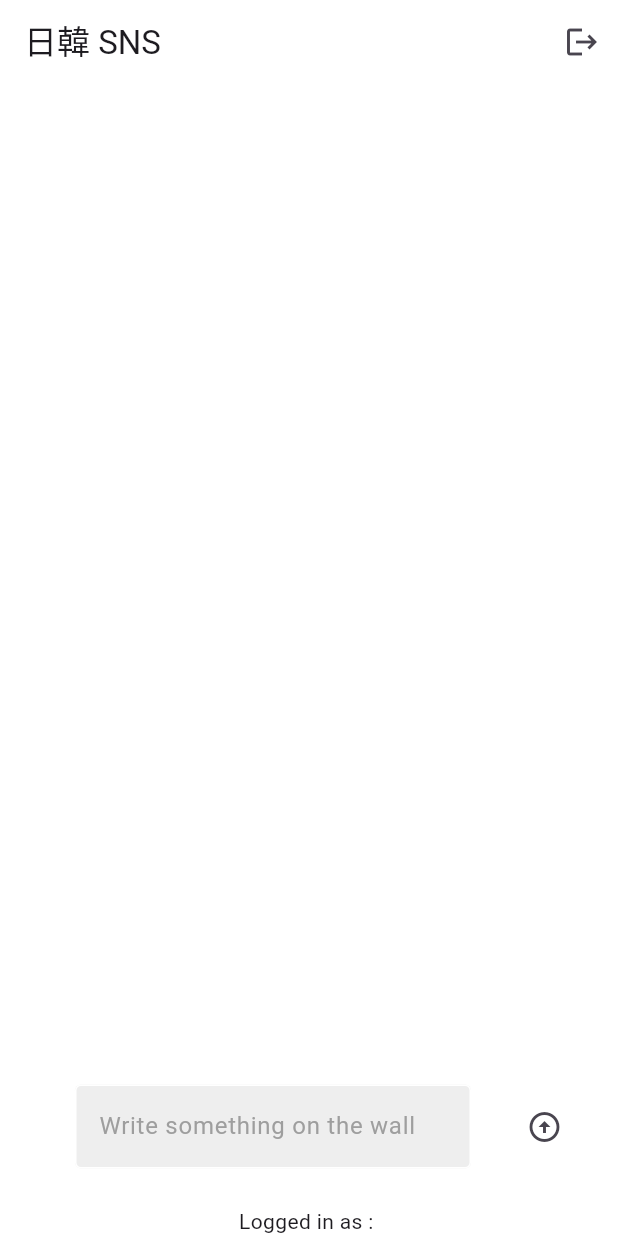
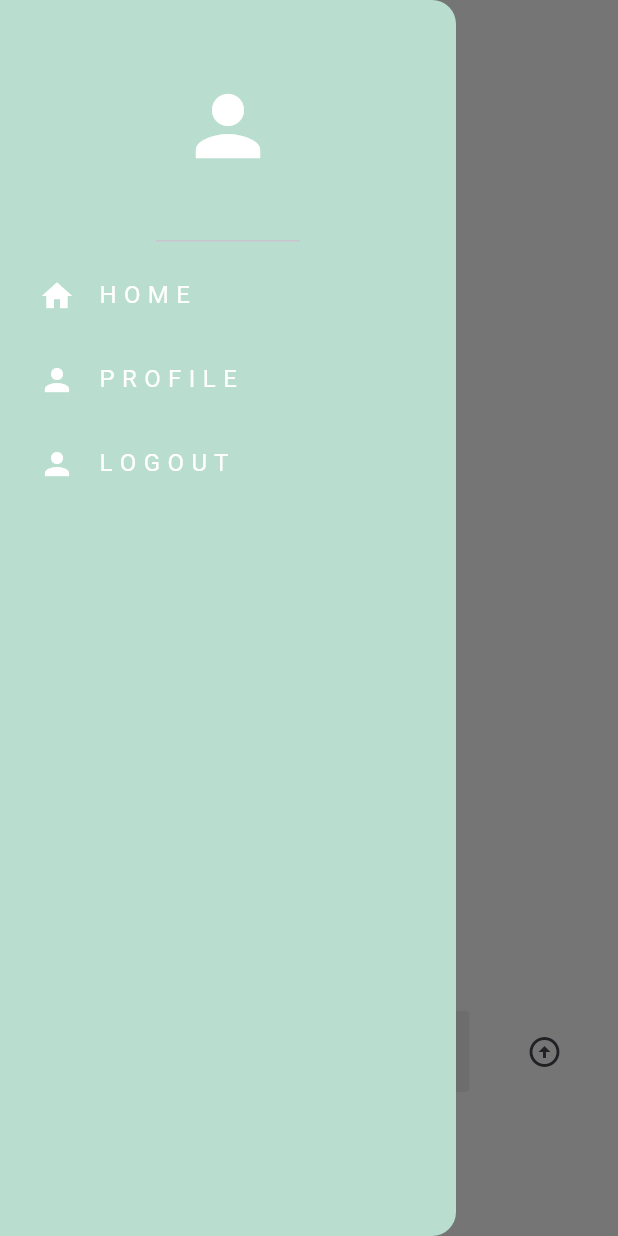
Before and after one commit to realYungi/Flutter_SNS_Mobile_App, a Flutter app: the screen it shows once a user with an empty profile is signed in, with the side drawer open (before the commit the screen has no drawer), on a phone screen of 412 x 824 dp. Run offline on Flutter 3.47's test engine with Material 3 defaults, Android fonts, the phone set to English and light mode, and no system bars; our stand-ins replace cloud_firestore, firebase_auth, firebase_core; accounts and stored records are empty.

Commit message:
Created a drawer where users can check their profile, and log out

```diff
--- /dev/null
+++ b/lib/components/drawer.dart
@@ -0,0 +1,74 @@
+import 'package:flutter/material.dart';
+import 'package:uridachi/components/my_list_tile.dart';
+
+class MyDrawer extends StatelessWidget {
+
+  final void Function()? onProfileTap;
+  final void Function()? onSignOut;
+  const MyDrawer({
+    super.key,
+    required this.onProfileTap,
+    required this.onSignOut,
+  });
+
+  @override
+  Widget build(BuildContext context) {
+    return Drawer(
+      backgroundColor: Color.fromARGB(255, 185, 222, 207),
+      child: SafeArea(
+        child: Column(
+          children: [
+            Container(
+              decoration: BoxDecoration(
+                gradient: LinearGradient(
+                  begin: Alignment.topCenter,
+                  end: Alignment.bottomCenter,
+                  colors: [
+                    Color(0xFF4FD9B8), // Start color of the gradient
+                    Color(0xFFE3FFCD), // End color of the gradient
+                  ],
+                ),
+              ),
+
+            ),
+
+
+            const DrawerHeader(
+              child: Icon(
+                Icons.person,
+                color: Colors.white,
+                size: 64,
+              ),
+
+              ),
+
+              MyListTile(
+                icon: Icons.home,
+                text: 'H O M E',
+                onTap: () => Navigator.pop(context),
+                ),
+
+               MyListTile(
+                icon: Icons.person,
+                text: 'P R O F I L E',
+                onTap: onProfileTap,
+                ),
+
+               MyListTile(
+                icon: Icons.person,
+                text: 'L O G O U T',
+                onTap: onSignOut,
+                ),
+
+
+
+          ],
+        ),
+
+
+
+      ),
+
+    );
+  }
+}
--- /dev/null
+++ b/lib/components/my_list_tile.dart
@@ -0,0 +1,30 @@
+import 'package:flutter/material.dart';
+
+
+class MyListTile extends StatelessWidget {
+
+  final IconData icon;
+  final String text;
+  final void Function()? onTap;
+
+
+  const MyListTile({
+    super.key,
+    required this.icon,
+    required this.text,
+    required this.onTap,
+
+    });
+
+  @override
+  Widget build(BuildContext context) {
+    return Padding(
+      padding: const EdgeInsets.only(left: 10.0),
+      child: ListTile(
+        leading: Icon(icon, color: Colors.white,),
+        title: Text(text, style: TextStyle(color: Colors.white),),
+        onTap: onTap,
+      ),
+    );
+  }
+}
--- a/lib/pages/home_page.dart
+++ b/lib/pages/home_page.dart
@@ -2,13 +2,21 @@ import 'package:cloud_firestore/cloud_firestore.dart';
 import 'package:firebase_auth/firebase_auth.dart';
 import 'package:firebase_core/firebase_core.dart';
 import 'package:flutter/material.dart';
+import 'package:uridachi/components/drawer.dart';
 import 'package:uridachi/components/my_textfield.dart';
 import 'package:uridachi/components/wallpost.dart';
+import 'package:uridachi/pages/profile_page.dart';
 
-class HomePage extends StatelessWidget {
+class HomePage extends StatefulWidget {
   HomePage({super.key});
 
+  @override
+  State<HomePage> createState() => _HomePageState();
+}
+
+class _HomePageState extends State<HomePage> {
   final currentUser = FirebaseAuth.instance.currentUser!;
+
   final textController = TextEditingController();
 
   void signUserOut() {
@@ -22,9 +30,24 @@ class HomePage extends StatelessWidget {
         'UserEmail' : currentUser.email,
         'Message' : textController.text,
         'TimeStamp' : Timestamp.now(),
+        'Likes' : [],
       });
     }
 
+    setState(() {
+      textController.clear();
+    });
+
+  }
+
+  void goToProfilePage () {
+    Navigator.pop(context);
+    Navigator.push(
+      context,
+      MaterialPageRoute(
+        builder: (context) => const ProfilePage(),
+        )
+      );
   }
 
   @override
@@ -33,9 +56,16 @@ class HomePage extends StatelessWidget {
       backgroundColor: Colors.white,
       appBar: AppBar(
         title: Text("日韓 SNS"),
-        actions: [IconButton(onPressed: signUserOut, icon: Icon(Icons.logout))],
+
         backgroundColor: Colors.white,
       ),
+
+      drawer: MyDrawer(
+        onProfileTap: goToProfilePage,
+        onSignOut: signUserOut,
+      ),
+
+
       body: Center(
         child: Column(
           children: [
@@ -60,7 +90,8 @@ class HomePage extends StatelessWidget {
                           return WallPost(
                             message: post['Message'],
                             user: post['UserEmail'],
-
+                            postId: post.id,
+                            likes: List<String>.from(post['Likes'] ?? []),
 
                           );
 
@@ -96,7 +127,15 @@ class HomePage extends StatelessWidget {
                 ],
               ),
             ),
-            Text("Logged in as : " + currentUser.email!),
+            Text(
+              "Logged in as : " + currentUser.email!,
+              style: TextStyle(color: Colors.grey),
+
+              ),
+
+            const SizedBox(
+              height: 50,
+            ),
           ],
         ),
       ),
```
Also changed, not shown: lib/components/like_button.dart (added, +23 -0 lines), lib/components/wallpost.dart (+79 -3 lines), lib/pages/profile_page.dart (added, +19 -0 lines).
